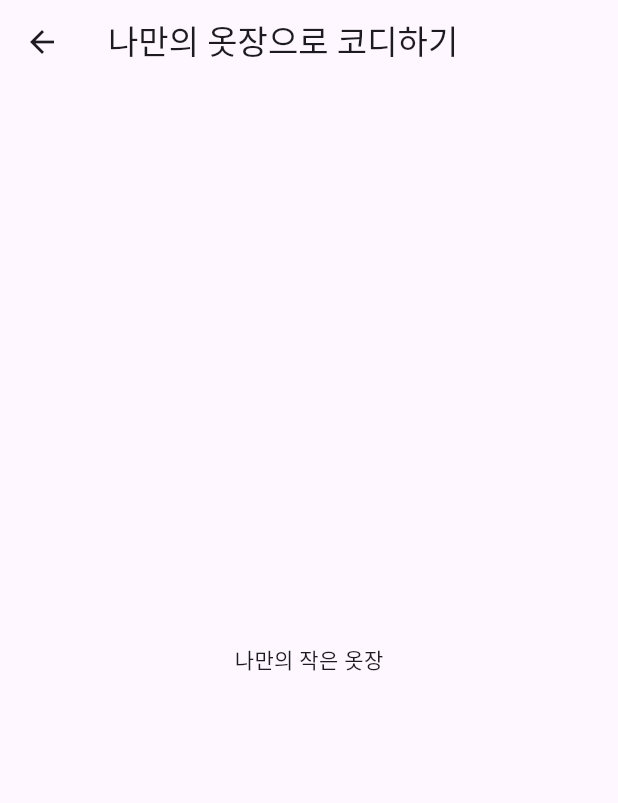
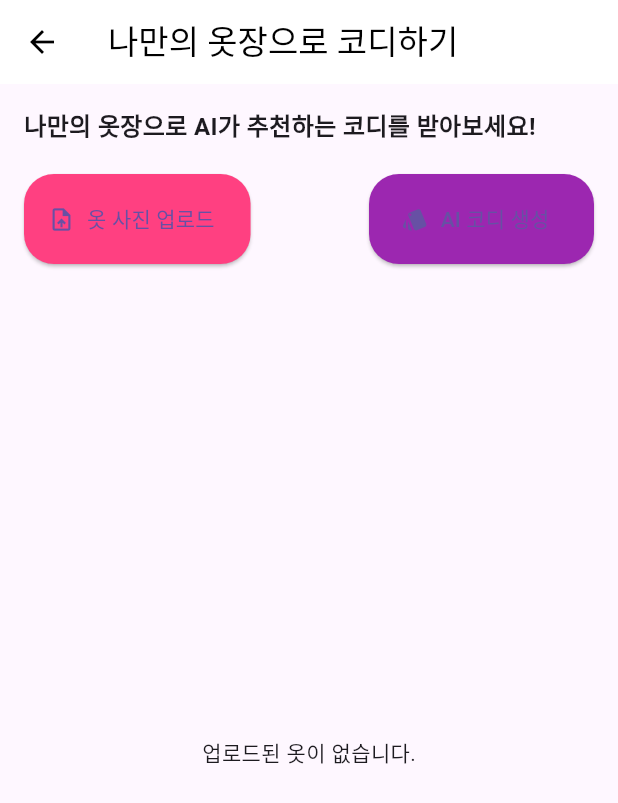
Before and after one commit to my-mini-closet/main_repo, a Flutter app: the RecommendationScreen screen opened directly, on a phone screen of 412 x 824 dp. Shown: the top 803 px of the screen. Run offline on Flutter 3.47's test engine with Material 3 defaults, Android fonts, the phone set to English and light mode, and no system bars; our stand-ins replace cached_network_image, cloud_firestore, firebase_core, firebase_storage, image_picker; missing offline and left inert: kakao_flutter_sdk; accounts and stored records are empty.

Commit message:
add recommendation screen

```diff
--- a/lib/screens/recommendation_screen.dart
+++ b/lib/screens/recommendation_screen.dart
@@ -1,14 +1,180 @@
 import 'package:flutter/material.dart';
+import 'package:cached_network_image/cached_network_image.dart';
+import 'package:myminicloset/imagerepository.dart';
+import 'package:image_picker/image_picker.dart';
 
-class RecommendationScreen extends StatelessWidget {
+class RecommendationScreen extends StatefulWidget {
+  @override
+  _RecommendationScreenState createState() => _RecommendationScreenState();
+}
+
+class _RecommendationScreenState extends State<RecommendationScreen> {
+  final ImageRepository _imageRepository = ImageRepository();
+  List<Map<String, dynamic>> _uploadedImages = [];
+  bool _isLoading = false;
+
+  @override
+  void initState() {
+    super.initState();
+    _fetchImages();
+  }
+
+  Future<void> _fetchImages() async {
+    String userId = '1234'; // 추후 로그인 기능 구현 시 userId를 사용하세요.
+    try {
+      List<Map<String, dynamic>> imagesData = await _imageRepository.getImages(userId);
+      setState(() {
+        _uploadedImages = imagesData;
+      });
+    } catch (e) {
+      print('Error fetching images: $e');
+    }
+  }
+
+  Future<void> _uploadImage() async {
+    setState(() {
+      _isLoading = true;
+    });
+
+    String userId = '1234'; // 추후 로그인 기능 구현 시 userId를 사용하세요.
+    Map<String, String>? imageData = await _imageRepository.uploadImage(userId, ImageSource.gallery);
+
+    if (imageData != null) {
+      await _imageRepository.saveImageInfo(
+        userId: userId,
+        docId: DateTime.now().millisecondsSinceEpoch.toString(),
+        imageUrl: imageData['image']!,
+        path: imageData['path']!,
+        category: 'uploaded',
+      );
+      _fetchImages();
+    }
+
+    setState(() {
+      _isLoading = false;
+    });
+  }
+
+  void _generateOutfit() async {
+    setState(() {
+      _isLoading = true;
+    });
+
+    // AI 코디 추천 로직 추가
+    await Future.delayed(Duration(seconds: 2));
+
+    setState(() {
+      _isLoading = false;
+      _uploadedImages.add({
+        'image': 'https://via.placeholder.com/150', // 예시 이미지 URL
+        'category': 'AI 코디 결과'
+      });
+    });
+  }
+
   @override
   Widget build(BuildContext context) {
     return Scaffold(
       appBar: AppBar(
-        title: Text('나만의 옷장으로 코디하기'),
+        title: Text('나만의 옷장으로 코디하기', style: TextStyle(color: Colors.black)),
+        backgroundColor: Colors.white,
+        elevation: 0,
+        iconTheme: IconThemeData(color: Colors.black),
       ),
-      body: Center(
-        child: Text('나만의 작은 옷장'),
+      body: Padding(
+        padding: const EdgeInsets.all(16.0),
+        child: Column(
+          crossAxisAlignment: CrossAxisAlignment.start,
+          children: [
+            Text('나만의 옷장으로 AI가 추천하는 코디를 받아보세요!',
+                style: TextStyle(fontSize: 16, fontWeight: FontWeight.bold)),
+
+            SizedBox(height: 20),
+            Row(
+              mainAxisAlignment: MainAxisAlignment.spaceBetween,
+              children: [
+                _buildButton(
+                  icon: Icons.upload_file,
+                  label: '옷 사진 업로드',
+                  color: Colors.pinkAccent,
+                  onPressed: _uploadImage,
+                ),
+                _buildButton(
+                  icon: Icons.style,
+                  label: 'AI 코디 생성',
+                  color: Colors.purple,
+                  onPressed: _generateOutfit,
+                ),
+              ],
+            ),
+
+            SizedBox(height: 20),
+            Expanded(
+              child: _isLoading
+                  ? Center(child: CircularProgressIndicator())
+                  : _uploadedImages.isEmpty
+                  ? Center(child: Text('업로드된 옷이 없습니다.'))
+                  : GridView.builder(
+                gridDelegate: SliverGridDelegateWithFixedCrossAxisCount(
+                  crossAxisCount: 2,
+                  crossAxisSpacing: 10,
+                  mainAxisSpacing: 10,
+                ),
+                itemCount: _uploadedImages.length,
+                itemBuilder: (context, index) {
+                  return ClipRRect(
+                    borderRadius: BorderRadius.circular(10.0),
+                    child: CachedNetworkImage(
+                      imageUrl: _uploadedImages[index]['image'],
+                      placeholder: (context, url) => CircularProgressIndicator(),
+                      errorWidget: (context, url, error) => Icon(Icons.error),
+                      fit: BoxFit.cover,
+                    ),
+                  );
+                },
+              ),
+            ),
+            if (!_isLoading && _uploadedImages.isNotEmpty)
+              Padding(
+                padding: const EdgeInsets.symmetric(vertical: 20),
+                child: Text('AI 추천 코디:', style: TextStyle(fontSize: 18, fontWeight: FontWeight.bold)),
+              ),
+            if (!_isLoading && _uploadedImages.isNotEmpty)
+              Container(
+                height: 200,
+                decoration: BoxDecoration(
+                  borderRadius: BorderRadius.circular(20),
+                  color: Colors.grey[200],
+                ),
+                child: Center(
+                  child: Text(
+                    'AI 코디 결과 이미지',
+                    style: TextStyle(fontSize: 18, color: Colors.black54),
+                  ),
+                ),
+              ),
+          ],
+        ),
+      ),
+    );
+  }
+
+  Widget _buildButton({
+    required IconData icon,
+    required String label,
+    required Color color,
+    required VoidCallback onPressed,
+  }) {
+    return ElevatedButton.icon(
+      onPressed: onPressed,
+      icon: Icon(icon),
+      label: Text(label),
+      style: ElevatedButton.styleFrom(
+        backgroundColor: color,
+        minimumSize: Size(150, 60),
+        shape: RoundedRectangleBorder(
+          borderRadius: BorderRadius.circular(20.0),
+        ),
       ),
     );
   }
```
